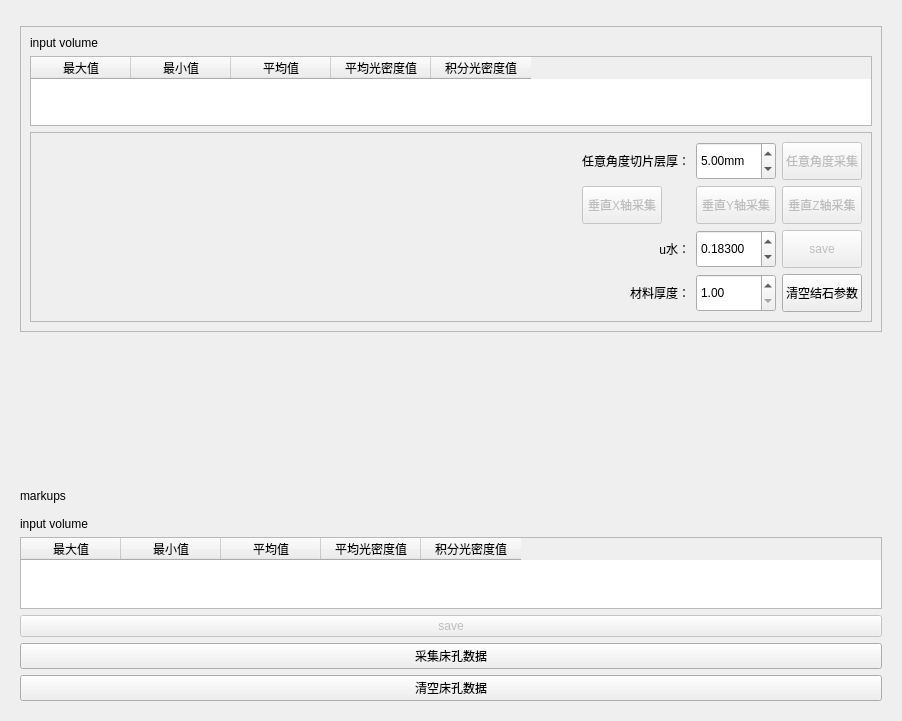
The window that Calculus/Resources/UI/qSlicerCalculusModuleWidget.ui (qimo601/exStone) describes before a commit, drawn with Qt 5.
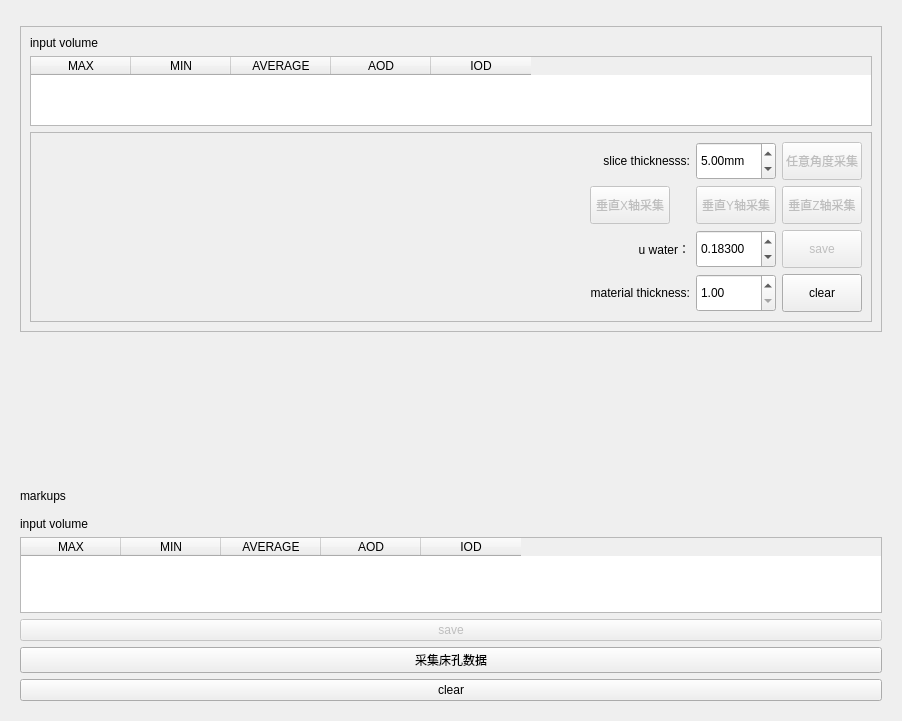
The same window after the commit. Custom widgets are drawn as their Qt base class.

Commit message: translate the chinese

Diff of the .ui file:
```diff
--- a/Calculus/Resources/UI/qSlicerCalculusModuleWidget.ui
+++ b/Calculus/Resources/UI/qSlicerCalculusModuleWidget.ui
@@ -65,27 +65,27 @@
           <widget class="QTableWidget" name="tableblock_2">
            <column>
             <property name="text">
-             <string>最大值</string>
+             <string>MAX</string>
             </property>
            </column>
            <column>
             <property name="text">
-             <string>最小值</string>
+             <string>MIN</string>
             </property>
            </column>
            <column>
             <property name="text">
-             <string>平均值</string>
+             <string>AVERAGE</string>
             </property>
            </column>
            <column>
             <property name="text">
-             <string>平均光密度值</string>
+             <string>AOD</string>
             </property>
            </column>
            <column>
             <property name="text">
-             <string>积分光密度值</string>
+             <string>IOD</string>
             </property>
            </column>
           </widget>
@@ -120,7 +120,7 @@
                </size>
               </property>
               <property name="text">
-               <string>清空结石参数</string>
+               <string>clear</string>
               </property>
              </widget>
             </item>
@@ -190,7 +190,10 @@
                </size>
               </property>
               <property name="text">
-               <string>任意角度切片层厚：</string>
+               <string>slice thicknesss:</string>
+              </property>
+              <property name="textFormat">
+               <enum>Qt::PlainText</enum>
               </property>
               <property name="alignment">
                <set>Qt::AlignRight|Qt::AlignTrailing|Qt::AlignVCenter</set>
@@ -256,7 +259,7 @@
                </size>
               </property>
               <property name="text">
-               <string>u水：</string>
+               <string>u water：</string>
               </property>
               <property name="alignment">
                <set>Qt::AlignRight|Qt::AlignTrailing|Qt::AlignVCenter</set>
@@ -294,7 +297,7 @@
                </size>
               </property>
               <property name="text">
-               <string>材料厚度：</string>
+               <string>material thickness:</string>
               </property>
               <property name="alignment">
                <set>Qt::AlignRight|Qt::AlignTrailing|Qt::AlignVCenter</set>
@@ -459,27 +462,27 @@
        <widget class="QTableWidget" name="tableblock">
         <column>
          <property name="text">
-          <string>最大值</string>
+          <string>MAX</string>
          </property>
         </column>
         <column>
          <property name="text">
-          <string>最小值</string>
+          <string>MIN</string>
          </property>
         </column>
         <column>
          <property name="text">
-          <string>平均值</string>
+          <string>AVERAGE</string>
          </property>
         </column>
         <column>
          <property name="text">
-          <string>平均光密度值</string>
+          <string>AOD</string>
          </property>
         </column>
         <column>
          <property name="text">
-          <string>积分光密度值</string>
+          <string>IOD</string>
          </property>
         </column>
        </widget>
@@ -504,7 +507,7 @@
       <item row="5" column="0" colspan="2">
        <widget class="QPushButton" name="clearButton">
         <property name="text">
-         <string>清空床孔数据</string>
+         <string>clear</string>
         </property>
        </widget>
       </item>
```
Left out of the diff: 44 changed lines with no effect on the pictures.
